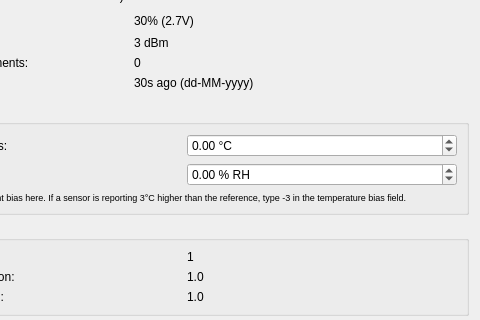
Qt form manager/src/SensorDetailsDialog.ui (porkmarks/sense) before a commit; both pictures show x 113 to 593 and y 153 to 473 of the 593 by 667 pixel window.
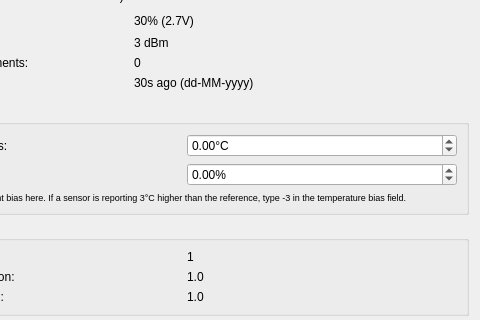
The same form after that commit.

The edit to the form file:
```diff
--- a/manager/src/SensorDetailsDialog.ui
+++ b/manager/src/SensorDetailsDialog.ui
@@ -359,7 +359,7 @@
       <item row="1" column="1">
        <widget class="QDoubleSpinBox" name="humidityBias">
         <property name="suffix">
-         <string> % RH</string>
+         <string>%</string>
         </property>
         <property name="minimum">
          <double>-15.000000000000000</double>
@@ -372,7 +372,7 @@
       <item row="0" column="1">
        <widget class="QDoubleSpinBox" name="temperatureBias">
         <property name="suffix">
-         <string> °C</string>
+         <string>°C</string>
         </property>
         <property name="minimum">
          <double>-5.000000000000000</double>
```
